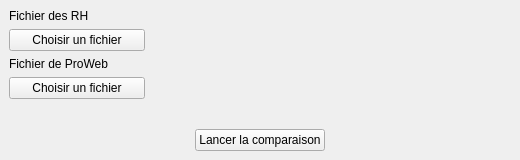
Qt form mainwindow.ui (deadLocks21/ComparateurFichiersExcel) before a commit.
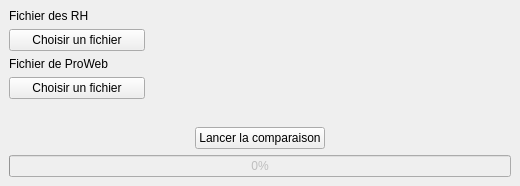
The same form after that commit.

Commit message: Simulation d'une barre de progression.

```diff
--- a/mainwindow.ui
+++ b/mainwindow.ui
@@ -7,7 +7,7 @@
     <x>0</x>
     <y>0</y>
     <width>520</width>
-    <height>160</height>
+    <height>186</height>
    </rect>
   </property>
   <property name="windowTitle">
@@ -131,6 +131,16 @@
       </item>
      </layout>
     </item>
+    <item row="1" column="0">
+     <widget class="QProgressBar" name="progressBar">
+      <property name="enabled">
+       <bool>false</bool>
+      </property>
+      <property name="value">
+       <number>0</number>
+      </property>
+     </widget>
+    </item>
    </layout>
   </widget>
  </widget>
```
The commit also changes 1 other file.
